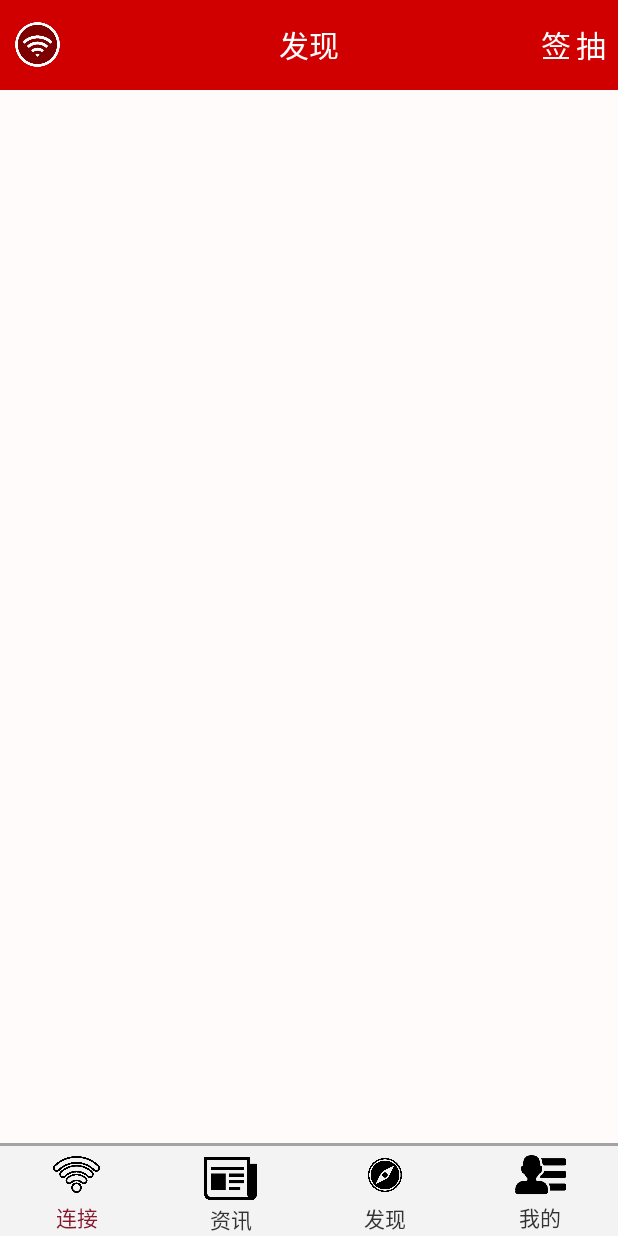
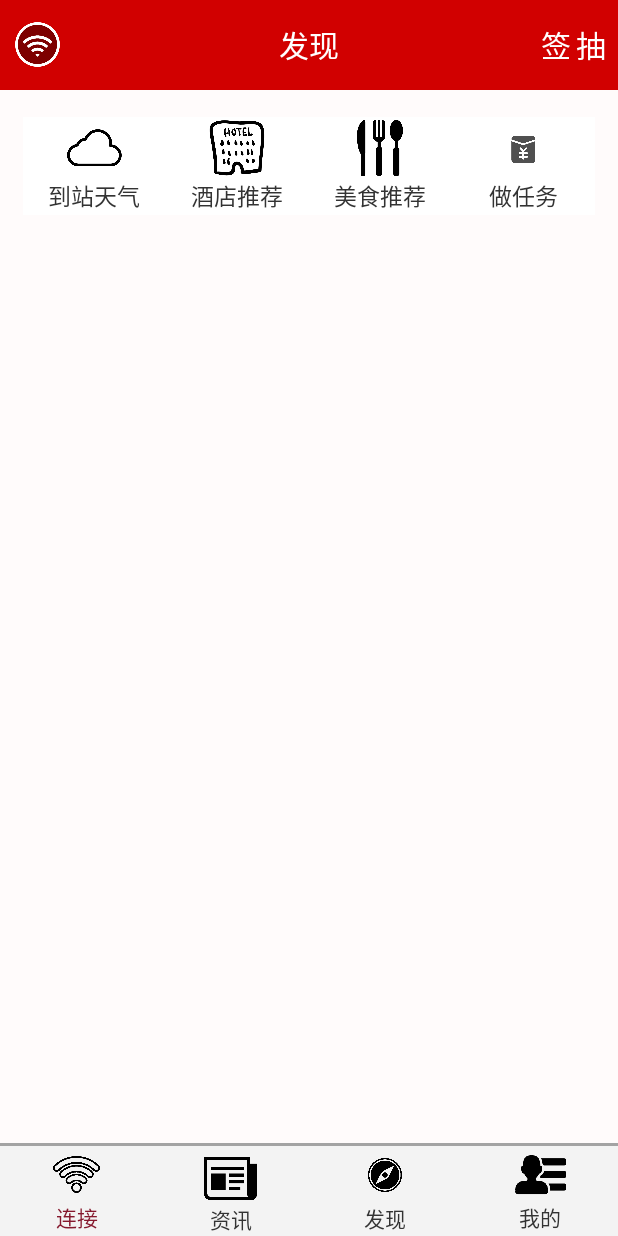
Before and after one commit to dearlhd/GaotieWifi, an Android app: the fragment DiscoveryFragment placed in its activity, on a phone screen of 412 x 824 dp. Run offline under Robolectric (Android 15) with nearby library versions, the phone set to English and light mode, and no system bars; our stand-ins replace CircleImageView; libraries missing offline, so code that uses them is left out: cn.qqtheme.framework.

Commit message:
新闻模块完成

```diff
--- a/app/src/main/AndroidManifest.xml
+++ b/app/src/main/AndroidManifest.xml
@@ -32,7 +32,7 @@
             </intent-filter>
         </activity>
 
-        <activity android:name=".UI.activity.RemindActivity" />
+        <activity android:name=".UI.activity.NewsDetailActivity" />
     </application>
 
 </manifest>
--- a/app/src/main/res/layout/fragment_discovery.xml
+++ b/app/src/main/res/layout/fragment_discovery.xml
@@ -53,6 +53,118 @@
 
     </RelativeLayout>
 
+    <LinearLayout
+        android:layout_width="match_parent"
+        android:layout_height="match_parent"
+        android:orientation="vertical">
 
+        <LinearLayout
+            android:layout_width="match_parent"
+            android:layout_height="wrap_content"
+            android:layout_marginTop="18dp"
+            android:layout_marginLeft="15dp"
+            android:layout_marginRight="15dp"
+            android:background="@color/colorWhite"
+            android:orientation="horizontal">
+
+            <LinearLayout
+                android:id="@+id/ll_weather"
+                android:layout_width="0dp"
+                android:layout_height="65dp"
+                android:layout_weight="1"
+                android:orientation="vertical"
+                android:gravity="center"
+                >
+                <ImageView
+                    android:layout_width="40dp"
+                    android:layout_height="40dp"
+                    android:src="@drawable/ic_weather"/>
+
+                <TextView
+                    android:layout_width="wrap_content"
+                    android:layout_height="wrap_content"
+                    android:text="到站天气"
+                    android:layout_gravity="center_horizontal"
+                    android:textSize="15sp"
+                    android:textColor="@color/colorBlackText"
+                    />
+
+            </LinearLayout>
+
+            <LinearLayout
+                android:id="@+id/ll_hotel_recommend"
+                android:layout_width="0dp"
+                android:layout_height="65dp"
+                android:layout_weight="1"
+                android:orientation="vertical"
+                android:gravity="center"
+                >
+                <ImageView
+                    android:layout_width="40dp"
+                    android:layout_height="40dp"
+                    android:src="@drawable/ic_hotel"/>
+
+                <TextView
+                    android:layout_width="wrap_content"
+                    android:layout_height="wrap_content"
+                    android:text="酒店推荐"
+                    android:layout_gravity="center_horizontal"
+                    android:textSize="15sp"
+                    android:textColor="@color/colorBlackText"
+                    />
+
+            </LinearLayout>
+
+            <LinearLayout
+                android:id="@+id/ll_food_recommend"
+                android:layout_width="0dp"
+                android:layout_height="65dp"
+                android:layout_weight="1"
+                android:orientation="vertical"
+                android:gravity="center"
+                >
+                <ImageView
+                    android:layout_width="40dp"
+                    android:layout_height="40dp"
+                    android:src="@drawable/ic_food"/>
+
+                <TextView
+                    android:layout_width="wrap_content"
+                    android:layout_height="wrap_content"
+                    android:text="美食推荐"
+                    android:layout_gravity="center_horizontal"
+                    android:textSize="15sp"
+                    android:textColor="@color/colorBlackText"
+                    />
+
+            </LinearLayout>
+
+            <LinearLayout
+                android:id="@+id/ll_task"
+                android:layout_width="0dp"
+                android:layout_height="65dp"
+                android:layout_weight="1"
+                android:orientation="vertical"
+                android:gravity="center"
+                >
+                <ImageView
+                    android:layout_width="40dp"
+                    android:layout_height="40dp"
+                    android:src="@drawable/ic_red_paper"/>
+
+                <TextView
+                    android:layout_width="wrap_content"
+                    android:layout_height="wrap_content"
+                    android:text="做任务"
+                    android:layout_gravity="center_horizontal"
+                    android:textSize="15sp"
+                    android:textColor="@color/colorBlackText"
+                    />
+
+            </LinearLayout>
+
+        </LinearLayout>
+
+    </LinearLayout>
 
 </LinearLayout>
--- a/app/src/main/res/layout/item_news.xml
+++ b/app/src/main/res/layout/item_news.xml
@@ -10,7 +10,7 @@
     <ImageView
         android:id="@+id/iv_news_image"
         android:layout_width="80dp"
-        android:layout_height="match_parent"
+        android:layout_height="85dp"
         android:layout_marginLeft="12dp"
         android:src="@drawable/img_news"
         />
@@ -36,7 +36,7 @@
             android:id="@+id/tv_news_info"
             android:layout_width="wrap_content"
             android:layout_height="wrap_content"
-            android:layout_marginTop="6dp"
+            android:layout_marginTop="10dp"
             android:text="人民日报"
             android:textColor="@color/colorGreyText"
             android:textSize="13sp"
```
Also changed, not shown: app/src/main/java/com/dearlhd/crhwifi/UI/activity/NewsDetailActivity.java (added, +93 -0 lines), app/src/main/java/com/dearlhd/crhwifi/UI/activity/RemindActivity.java (deleted, +0 -55 lines), app/src/main/java/com/dearlhd/crhwifi/UI/fragment/NewsFragment.java (+18 -1 lines), app/src/main/res/layout/activity_news_detail.xml (added, +96 -0 lines).
